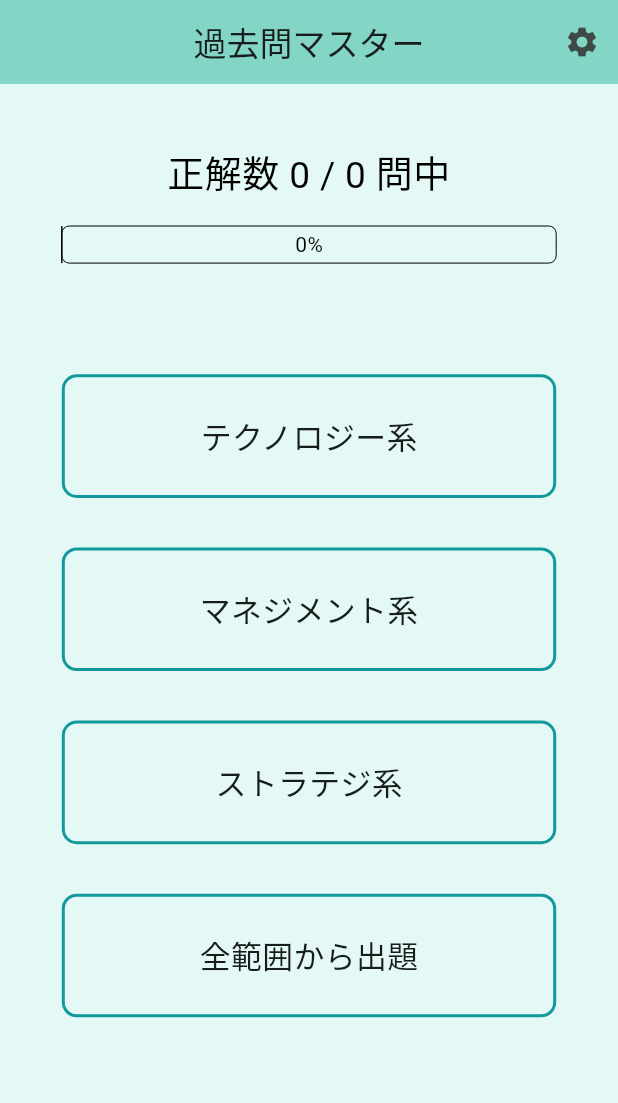
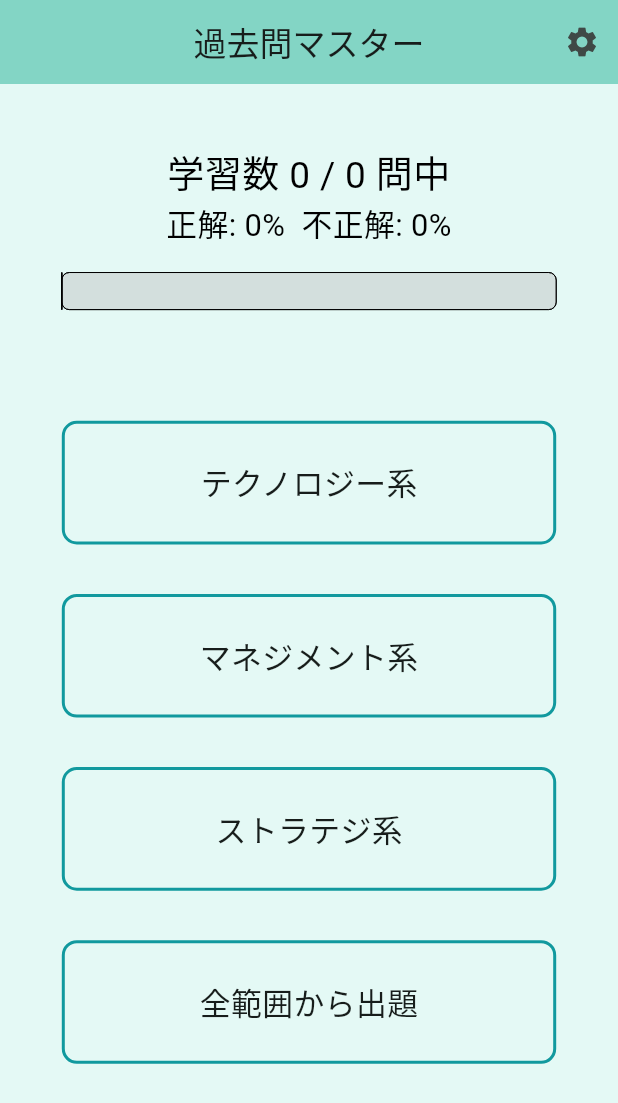
Before and after one commit to HANAUTA/2024_hal_fe_app, a Flutter app: the screen it shows after launch, on a phone screen of 412 x 824 dp. Shown: the top 1103 px of the screen. Run offline on Flutter 3.47's test engine with Material 3 defaults, Android fonts, the phone set to English and light mode, and no system bars; our stand-ins replace audioplayers, cloud_firestore, firebase_core, firebase_remote_config, share_plus, sqflite and 1 more; accounts and stored records are empty.

Commit message:
トップページ進捗バー進化 正解、不正解％も表示

```diff
--- a/lib/pages/top_page.dart
+++ b/lib/pages/top_page.dart
@@ -24,10 +24,12 @@ class _MyHomePageState extends State<MyHomePage> {
   int totalQuestions = 1;
   int correctAnswers = 20;
   int wrongAnswers = 0;
+  int totalAnswers = 0;
   bool isLoading = true; // ローディング状態の管理
   bool _isFirstLaunch = true; // 初回起動のフラグ
   List<Map<String, dynamic>> maps = [];
-  double progress = 0; // 進捗率
+  double correctProgress = 0; // 正解進捗率
+  double wrongProgress = 0; // 不正解進捗率
   final FirebaseRemoteConfig remoteConfig = FirebaseRemoteConfig.instance;
 
   @override
@@ -176,12 +178,16 @@ class _MyHomePageState extends State<MyHomePage> {
     setState(() {
       correctAnswers = quizDataList.where((quiz) => quiz['judge'] == 2).length;
       wrongAnswers = quizDataList.where((quiz) => quiz['judge'] == 1).length;
-      progress =
+      correctProgress =
           totalQuestions > 0 ? correctAnswers / totalQuestions : 0; // 進捗を計算
+      wrongProgress =
+          totalQuestions > 0 ? wrongAnswers / totalQuestions : 0; // 進捗を計算
+      totalAnswers = correctAnswers + wrongAnswers;
     });
     print(correctAnswers);
     print(wrongAnswers);
-    print(progress);
+    print(correctProgress);
+    print(wrongProgress);
   }
 
   @override
@@ -231,7 +237,7 @@ class _MyHomePageState extends State<MyHomePage> {
                       child: Column(
                         children: [
                           Text(
-                            '正解数 $correctAnswers / $totalQuestions 問中',
+                            '学習数 $totalAnswers / $totalQuestions 問中',
                             style: TextStyle(
                               fontSize:
                                   screenHeight * 0.03, // フォントサイズを画面高さに基づいて指定
@@ -239,6 +245,12 @@ class _MyHomePageState extends State<MyHomePage> {
                             ),
                             textAlign: TextAlign.center,
                           ),
+                          Text("正解: ${(correctProgress * 100).toInt()}%  不正解: ${(wrongProgress * 100).toInt()}%",
+                              style: TextStyle(
+                                fontSize: screenHeight * 0.025,
+                                color: Colors.black,
+                              ),
+                              textAlign: TextAlign.center),
                           SizedBox(height: screenHeight * 0.02),
                           SizedBox(
                             width: screenWidth * 0.8, // バーの幅
@@ -255,25 +267,39 @@ class _MyHomePageState extends State<MyHomePage> {
                                   ),
                                 ),
                                 // アニメーション付きのバー
+                                Container(
+                                  // アニメーションの時間
+                                  width: screenWidth * 0.8,
+                                  // 進捗率に基づいてバーの幅を調整
+                                  height: screenHeight * 0.03,
+                                  decoration: BoxDecoration(
+                                    border: Border.all(width: 0),
+                                    borderRadius: BorderRadius.circular(5),
+                                    color: const Color(0x6FBDBDBD),
+                                  ),
+                                ),
                                 AnimatedContainer(
                                   duration: const Duration(milliseconds: 500),
                                   // アニメーションの時間
-                                  width: screenWidth * 0.8 * progress,
+                                  width: screenWidth * 0.8 * (correctProgress + wrongProgress),
+                                  // 進捗率に基づいてバーの幅を調整
+                                  height: screenHeight * 0.03,
+                                  decoration: BoxDecoration(
+                                    border: Border.all(width: 0),
+                                    borderRadius: BorderRadius.circular(5),
+                                    color: const Color(0xFFDA3326),
+                                  ),
+                                ),
+                                AnimatedContainer(
+                                  duration: const Duration(milliseconds: 500),
+                                  // アニメーションの時間
+                                  width: screenWidth * 0.8 * correctProgress,
                                   // 進捗率に基づいてバーの幅を調整
                                   height: screenHeight * 0.03,
                                   decoration: BoxDecoration(
                                     border: Border.all(width: 0),
                                     borderRadius: BorderRadius.circular(5),
                                     color: const Color(0xFF30E3CA),
-                                  ),
-                                ),
-                                // パーセンテージをバーの中に表示
-                                Center(
-                                  child: Text(
-                                    '${(progress * 100).toInt()}%', // パーセンテージを表示
-                                    style: TextStyle(
-                                      color: Colors.black, // テキストカラー
-                                    ),
                                   ),
                                 ),
                               ],
```
